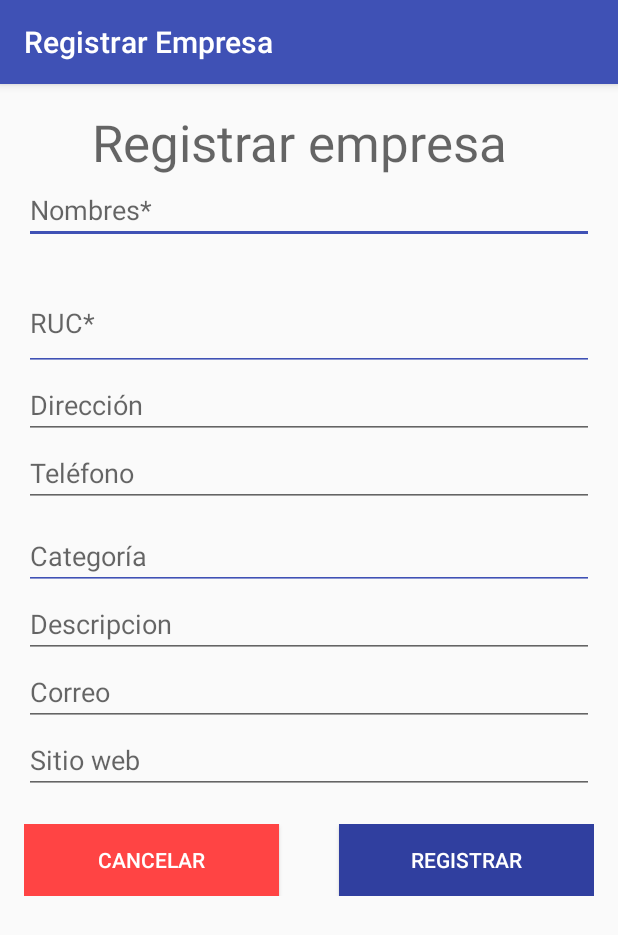
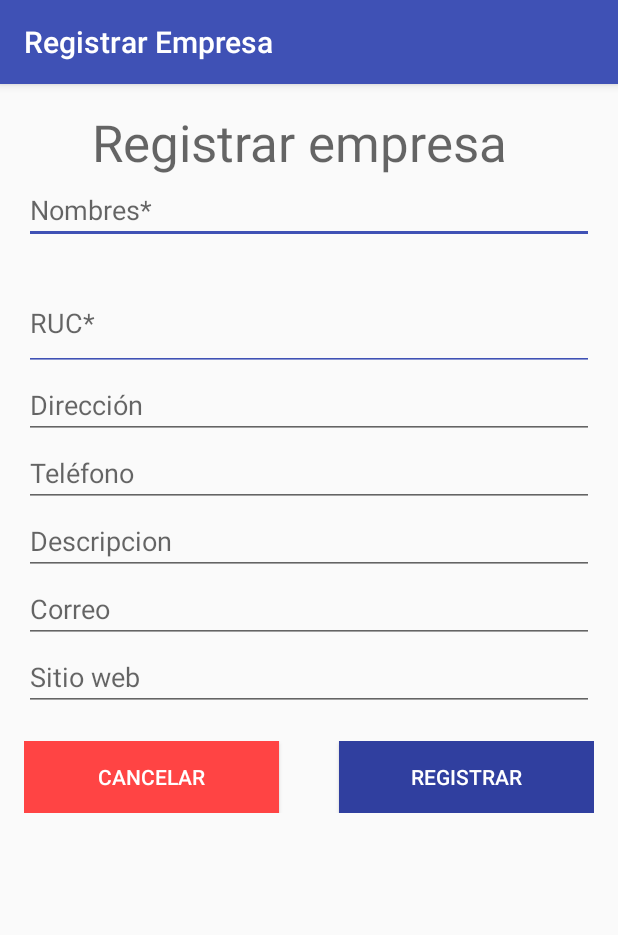
Before and after one commit to diegodrg27/SoftJob-CSUNSA-IS2, an Android app: the RegistrarEmpresa screen opened directly, with no data from a screen before it, on a phone screen of 412 x 824 dp. Shown: the top 935 px of the screen. Run offline under Robolectric (Android 15) with nearby library versions, the phone set to English and light mode, and no system bars; our stand-ins replace Firebase (no records; nobody signed in at launch, a user with empty details on screens opened directly).

```diff
--- a/SoftJob/app/src/main/AndroidManifest.xml
+++ b/SoftJob/app/src/main/AndroidManifest.xml
@@ -40,6 +40,7 @@
             android:name=".MostrarEmpresaActivity"
             android:label="@string/title_activity_mostrar_empresa"
             android:theme="@style/AppTheme.NoActionBar"></activity>
+
     </application>
 
 </manifest>
--- a/SoftJob/app/src/main/java/softjob/softjob/RegistrarEmpresa.java
+++ b/SoftJob/app/src/main/java/softjob/softjob/RegistrarEmpresa.java
@@ -1,6 +1,8 @@
 package softjob.softjob;
 
+import android.content.Context;
 import android.content.Intent;
+import android.content.SharedPreferences;
 import android.os.Bundle;
 import android.support.v7.app.AppCompatActivity;
 import android.text.TextUtils;
@@ -23,6 +25,7 @@ public class RegistrarEmpresa extends AppCompatActivity {
     EditText et_Website;
     Button btcancelar;
     Button btenviar;
+    String IdUsuario;
 
     DatabaseReference databaseEmpresas;
 
@@ -33,11 +36,15 @@ public class RegistrarEmpresa extends AppCompatActivity {
 
         databaseEmpresas = FirebaseDatabase.getInstance().getReference("empresas");
 
+        SharedPreferences prefs =
+                getSharedPreferences("InfoUsuario", Context.MODE_PRIVATE);
+        IdUsuario = prefs.getString("ID", "");
+
         et_Nombre = (EditText)findViewById(R.id.et_Nombre);
         et_RUC = (EditText)findViewById(R.id.et_RUC);
         et_Direccion = (EditText)findViewById(R.id.et_Direccion);
         et_Telefono = (EditText)findViewById(R.id.et_Telefono);
-        et_Categoria = (EditText)findViewById(R.id.et_Categoria);
+        //et_Categoria = (EditText)findViewById(R.id.et_Categoria);
         et_Descripcion = (EditText) findViewById(R.id.et_Descripcion);
         et_Correo = (EditText) findViewById(R.id.et_Correo);
         et_Website = (EditText) findViewById(R.id.et_Website);
@@ -64,7 +71,7 @@ public class RegistrarEmpresa extends AppCompatActivity {
         String ruc = et_RUC.getText().toString().trim();
         String direccion = et_Direccion.getText().toString().trim();
         String telefono = et_Telefono.getText().toString().trim();
-        String categoria = et_Categoria.getText().toString().trim();
+        //String categoria = et_Categoria.getText().toString().trim();
         String descripcion = et_Descripcion.getText().toString().trim();
         String correo = et_Correo.getText().toString().trim();
         String website = et_Website.getText().toString().trim();
@@ -73,7 +80,7 @@ public class RegistrarEmpresa extends AppCompatActivity {
         if (!TextUtils.isEmpty(nombre)){
             String id = databaseEmpresas.push().getKey();
 
-            Empresa empresa = new Empresa(correo, descripcion, direccion, nombre, ruc, telefono, website);
+            Empresa empresa = new Empresa(IdUsuario,correo, descripcion, direccion, nombre, ruc, telefono, website);
             databaseEmpresas.child(id).setValue(empresa);
             Toast.makeText(this, "Empresa agregada!", Toast.LENGTH_SHORT).show();
 
--- a/SoftJob/app/src/main/java/softjob/softjob/menuEmpresa.java
+++ b/SoftJob/app/src/main/java/softjob/softjob/menuEmpresa.java
@@ -136,6 +136,7 @@ public class menuEmpresa extends Fragment implements  View.OnClickListener  {
                 }
 
                 //softjob.softjob.EmpresaList adapter = new Empresa(RegistrarEmpresa.this, empresaList);
+                //GridAdapter adapt = new A
                 listViewEmpresas.setAdapter(adapter);
             }
 
--- a/SoftJob/app/src/main/res/layout/activity_registrar_empresa.xml
+++ b/SoftJob/app/src/main/res/layout/activity_registrar_empresa.xml
@@ -77,18 +77,6 @@
                 android:inputType="number" />
 
             <EditText
-                android:id="@+id/et_Categoria"
-                android:layout_width="match_parent"
-                android:layout_height="wrap_content"
-                android:backgroundTint="@color/colorPrimary"
-                android:ems="10"
-                android:hint="Categoría"
-                android:inputType="text"
-                android:maxLength="2"
-                android:numeric="integer"
-                android:paddingTop="20dp" />
-
-            <EditText
                 android:id="@+id/et_Descripcion"
                 android:layout_width="match_parent"
                 android:layout_height="wrap_content"
```
Also changed, not shown: SoftJob/app/src/main/java/softjob/softjob/Empresa.java (+12 -2 lines), SoftJob/app/src/main/java/softjob/softjob/HomeFragment.java (+13 -9 lines), SoftJob/app/src/main/res/layout/fragment_home.xml (+7 -4 lines), SoftJob/app/src/main/res/layout/fragment_menu_empresa.xml (+11 -2 lines).
